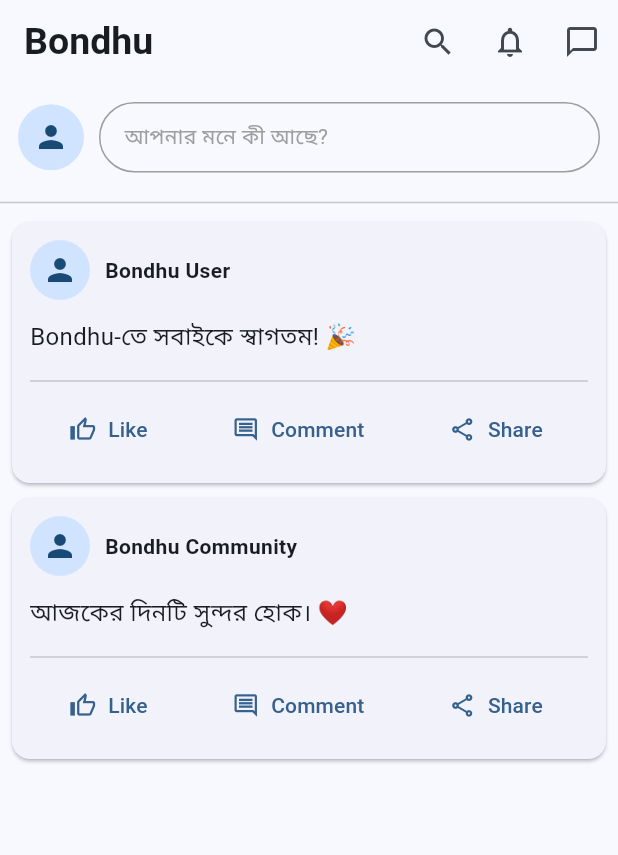
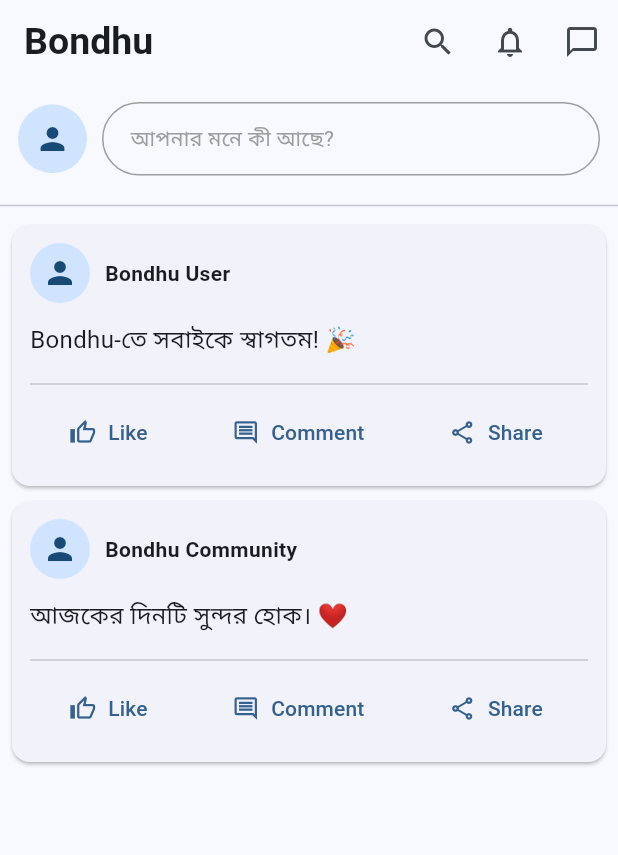
Before and after one commit to mdmojidulhaque35-cmd/bondhu, a Flutter app: the screen it shows after launch, on a phone screen of 412 x 824 dp. Shown: the top 855 px of the screen. Run offline on Flutter 3.47's test engine with Material 3 defaults, Android fonts, the phone set to English and light mode, and no system bars.

Commit message:
Update main.dart

```diff
--- a/lib/main.dart
+++ b/lib/main.dart
@@ -37,39 +37,41 @@ class HomeScreen extends StatelessWidget {
         ),
         actions: [
           IconButton(
+            onPressed: () {},
             icon: const Icon(Icons.search),
-            onPressed: () {},
           ),
           IconButton(
+            onPressed: () {},
             icon: const Icon(Icons.notifications_none),
-            onPressed: () {},
           ),
           IconButton(
+            onPressed: () {},
             icon: const Icon(Icons.chat_bubble_outline),
-            onPressed: () {},
           ),
         ],
       ),
+
       body: ListView(
         children: [
-          Container(
+          // Create Post
+          Padding(
             padding: const EdgeInsets.all(12),
             child: Row(
               children: [
                 const CircleAvatar(
-                  radius: 22,
+                  radius: 23,
                   child: Icon(Icons.person),
                 ),
                 const SizedBox(width: 10),
                 Expanded(
                   child: Container(
                     padding: const EdgeInsets.symmetric(
-                      horizontal: 16,
-                      vertical: 12,
+                      horizontal: 18,
+                      vertical: 13,
                     ),
                     decoration: BoxDecoration(
                       border: Border.all(color: Colors.grey),
-                      borderRadius: BorderRadius.circular(25),
+                      borderRadius: BorderRadius.circular(30),
                     ),
                     child: const Text(
                       'আপনার মনে কী আছে?',
@@ -80,17 +82,21 @@ class HomeScreen extends StatelessWidget {
               ],
             ),
           ),
+
           const Divider(),
+
           const PostCard(
             name: 'Bondhu User',
             text: 'Bondhu-তে সবাইকে স্বাগতম! 🎉',
           ),
+
           const PostCard(
             name: 'Bondhu Community',
             text: 'আজকের দিনটি সুন্দর হোক। ❤️',
           ),
         ],
       ),
+
       bottomNavigationBar: NavigationBar(
         selectedIndex: 0,
         destinations: const [
@@ -161,13 +167,18 @@ class PostCard extends StatelessWidget {
                 ),
               ],
             ),
+
             const SizedBox(height: 12),
+
             Text(
               text,
               style: const TextStyle(fontSize: 16),
             ),
+
             const SizedBox(height: 10),
+
             const Divider(),
+
             Row(
               mainAxisAlignment: MainAxisAlignment.spaceAround,
               children: [
```
